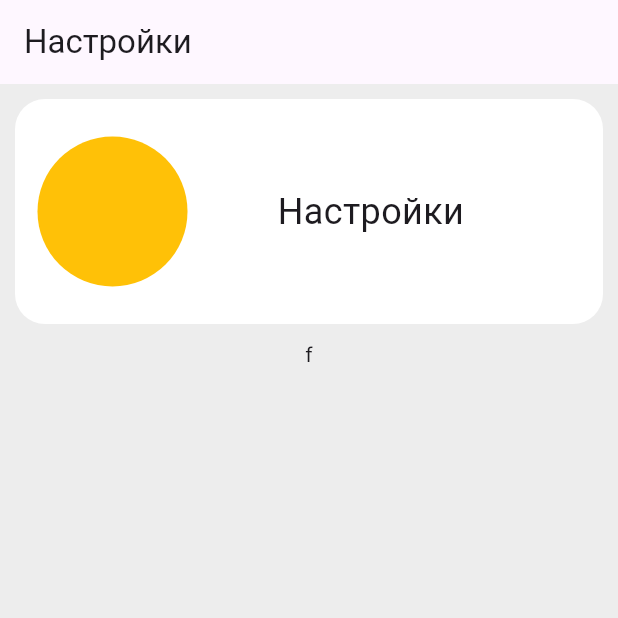
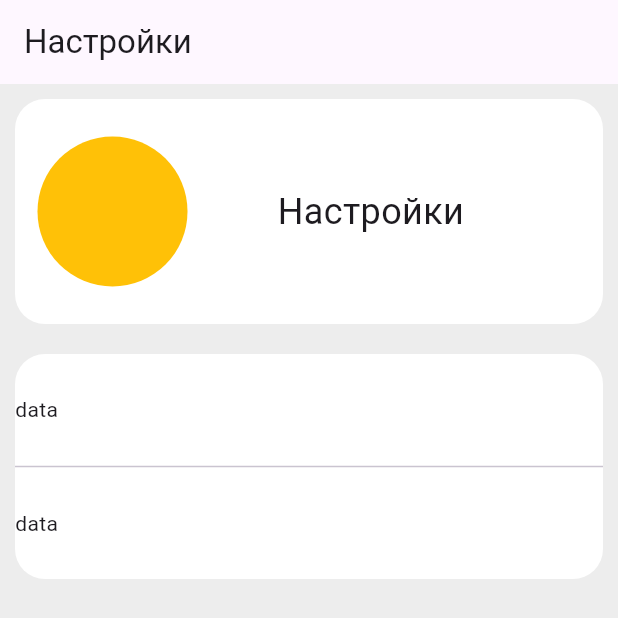
Before and after one commit to Laver33/flutter_plant_pedia, a Flutter app: the SettingsScreen screen opened by its route, on a phone screen of 412 x 824 dp. Shown: the top 618 px of the screen. Run offline on Flutter 3.47's test engine with Material 3 defaults, Android fonts, the phone set to English and light mode, and no system bars; our stand-ins replace go_router, google_fonts, stylish_bottom_bar.

Commit message:
setting v3

```diff
--- a/lib/pages/sections/SettingsScreen.dart
+++ b/lib/pages/sections/SettingsScreen.dart
@@ -18,6 +18,9 @@ class _SettingsScreenState extends State<SettingsScreen> {
     final screenWidth = MediaQuery.of(context).size.width;
     // final screenHeight = MediaQuery.of(context).size.height;
 
+    final double ContainerOptionsSize = 150;
+    final double DividerSize = 2;
+
     return Scaffold(
       appBar: AppBar(
         title: Text(RuStrings.sectionsTitles[3]),
@@ -27,14 +30,17 @@ class _SettingsScreenState extends State<SettingsScreen> {
         child: Column(
           children: [
 
-            Padding(padding: EdgeInsetsGeometry.all(10),
-            child: Container(
+            // Окно настроек
+            Padding(
+              padding: const EdgeInsets.all(10),
+              child: Container(
               width: screenWidth,
               height: 150,
               decoration: BoxDecoration(
                 color: Colors.white,
                 borderRadius: BorderRadius.circular(20)
               ),
+
               child: Row(
                 children: [
                   Padding(
@@ -64,8 +70,44 @@ class _SettingsScreenState extends State<SettingsScreen> {
             ),
             ),
 
-            Text(
-              'f'
+            // Сами настройки
+            Padding(
+              padding: const EdgeInsets.all(10),
+              child: Container(
+                height: ContainerOptionsSize,
+                width: screenWidth,
+                decoration: BoxDecoration(
+                  color: Colors.white,
+                  borderRadius: BorderRadius.circular(20)
+                ),
+                child: Column(
+                  children: [
+
+                    Container(
+                      height: ContainerOptionsSize / 2 - (DividerSize / 2),
+                      child: Row(
+                        children: [
+                          Text('data')
+                        ],
+                      ),
+                    ),
+
+                    Divider(
+                      height: 2,
+                    ),
+
+                    Container(
+                      height: ContainerOptionsSize / 2 - (DividerSize / 2),
+                      child: Row(
+                        children: [
+                          Text('data')
+                        ],
+                      ),
+                    ),
+
+                  ],
+                ),
+              ),
             )
 
 
```
